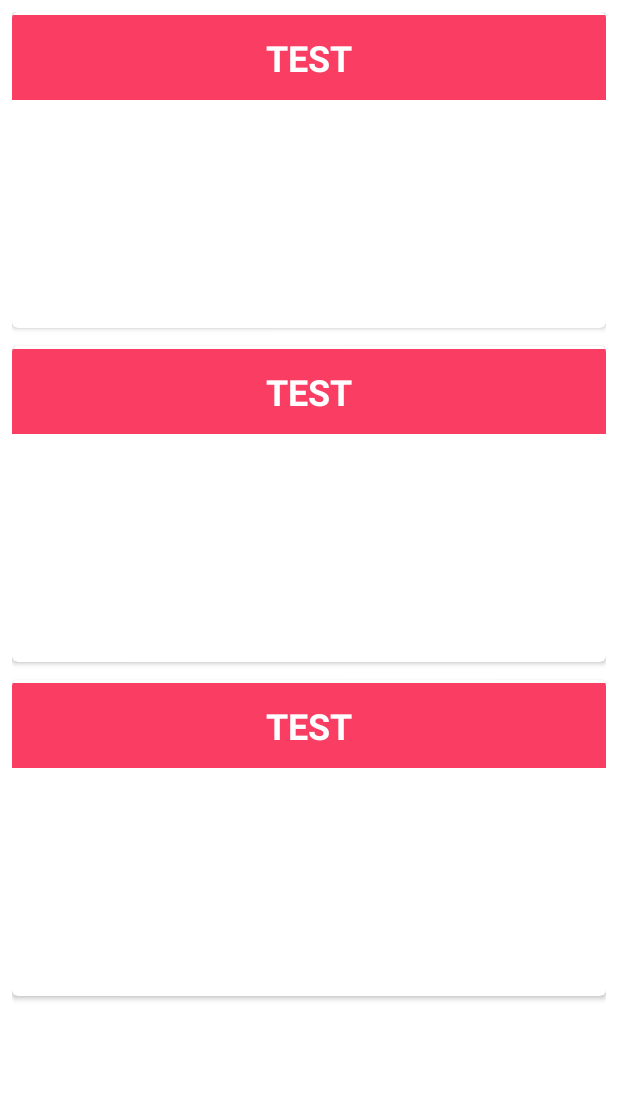
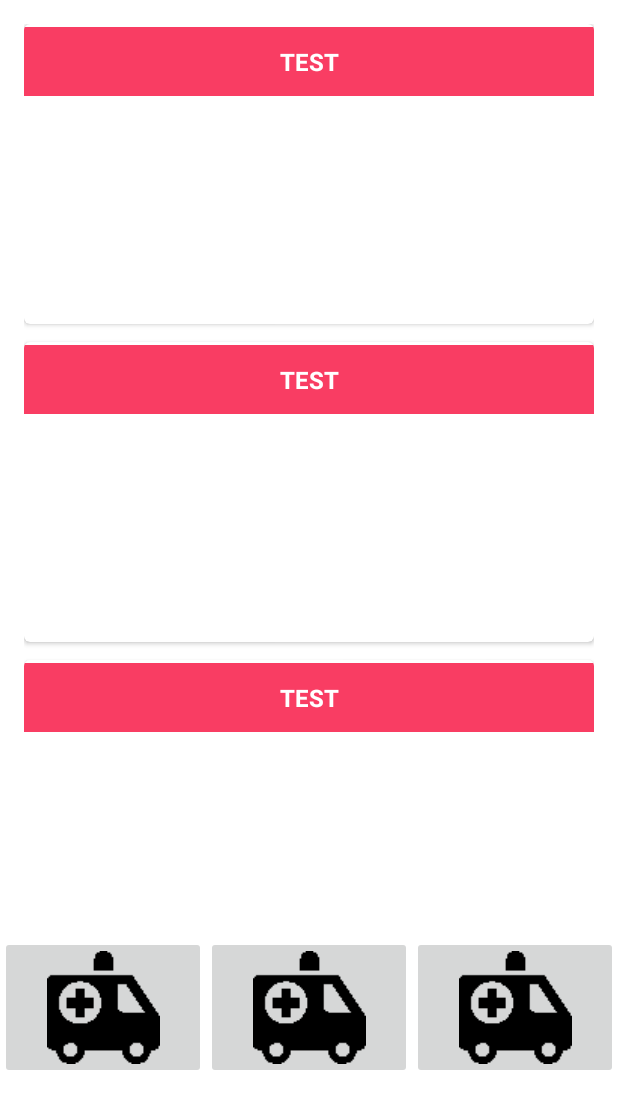
Before and after one commit to Stefthefreeman/newappcpi, an Android app: the layout fragment_pharma.xml on its own in the app's theme, with its tools: preview values and no code run, on a phone screen of 412 x 824 dp. Shown: the top 1109 px of the screen. Run offline under Robolectric (Android 15) with nearby library versions, the phone set to English and light mode, and no system bars.

Commit message:
Initial commit pour users pharma

```diff
--- a/app/src/main/java/net/kaleoweb/newappcpi/Splash.java
+++ b/app/src/main/java/net/kaleoweb/newappcpi/Splash.java
@@ -3,7 +3,7 @@ package net.kaleoweb.newappcpi;
 
 import android.annotation.SuppressLint;
 import android.content.Intent;
-import android.content.pm.ActivityInfo;
+
 import android.os.Bundle;
 import android.os.Handler;
 import android.widget.ProgressBar;
@@ -11,7 +11,7 @@ import android.widget.TextView;
 
 import androidx.appcompat.app.ActionBar;
 import androidx.appcompat.app.AppCompatActivity;
-import androidx.navigation.ui.AppBarConfiguration;
+
 
 import net.kaleoweb.newappcpi.dao.DaoModule;
 import net.kaleoweb.newappcpi.databases.UserDatabase;
--- a/app/src/main/res/layout/custom_alert.xml
+++ b/app/src/main/res/layout/custom_alert.xml
@@ -57,7 +57,7 @@
                 android:layout_weight="1"
                 android:ems="10"
                 android:hint="@string/modifier_la_quantit"
-                android:inputType="textPersonName"
+                android:inputType="number"
                 android:numeric="integer"
                 android:padding="16dp"
                 tools:ignore="Deprecated" />
--- a/app/src/main/res/layout/fragment_pharma.xml
+++ b/app/src/main/res/layout/fragment_pharma.xml
@@ -6,32 +6,57 @@
     android:layout_height="match_parent"
     tools:context="ui.pharma.PharmaFragment">
 
-    <androidx.swiperefreshlayout.widget.SwipeRefreshLayout
-        android:id="@+id/swiperefresh"
+        <LinearLayout
+            android:id="@+id/global"
             android:layout_width="match_parent"
             android:layout_height="match_parent"
-        android:layout_marginStart="8dp"
-        android:layout_marginTop="8dp"
-        android:layout_marginEnd="8dp"
-        android:layout_marginBottom="8dp"
+            android:layout_marginBottom="200dp"
+            android:orientation="vertical"
             app:layout_constraintBottom_toBottomOf="parent"
-        app:layout_constraintEnd_toEndOf="parent"
-        app:layout_constraintStart_toStartOf="parent"
-        app:layout_constraintTop_toTopOf="parent">
+            app:layout_constraintTop_toTopOf="parent"
+            tools:layout_editor_absoluteX="0dp">
 
                 <androidx.recyclerview.widget.RecyclerView
                     android:id="@+id/pharmacie"
                     android:layout_width="match_parent"
-            android:layout_height="0dp"
+                    android:layout_height="match_parent"
                     android:layout_margin="16dp"
                     android:layout_marginStart="16dp"
                     android:layout_marginTop="@dimen/nav_header_height"
                     android:layout_marginEnd="16dp"
-            app:layout_constraintBottom_toBottomOf="parent"
-            app:layout_constraintEnd_toEndOf="parent"
-            app:layout_constraintStart_toStartOf="parent"
-            app:layout_constraintTop_toTopOf="parent"
                     tools:listitem="@layout/recyclerviewpharma"
                     tools:visibility="visible" />
-    </androidx.swiperefreshlayout.widget.SwipeRefreshLayout>
+        </LinearLayout>
+
+        <LinearLayout
+            android:id="@+id/myllbuttons"
+            android:layout_width="match_parent"
+            android:layout_height="wrap_content"
+            android:gravity="bottom|end"
+            android:orientation="horizontal"
+            app:layout_constraintTop_toBottomOf="@+id/global">
+
+                <ImageButton
+                    android:id="@+id/imageButton"
+                    android:layout_width="wrap_content"
+                    android:layout_height="wrap_content"
+                    android:layout_weight="1"
+                    android:src="@drawable/ambulance" />
+
+                <ImageButton
+                    android:id="@+id/imageButton2"
+                    android:layout_width="wrap_content"
+                    android:layout_height="wrap_content"
+                    android:layout_weight="1"
+                    android:src="@drawable/ambulance" />
+
+                <ImageButton
+                    android:id="@+id/imageButton3"
+                    android:layout_width="wrap_content"
+                    android:layout_height="wrap_content"
+                    android:layout_weight="1"
+                    android:src="@drawable/ambulance" />
+        </LinearLayout>
+
+
 </androidx.constraintlayout.widget.ConstraintLayout>
--- a/app/src/main/res/layout/recyclerviewpharma.xml
+++ b/app/src/main/res/layout/recyclerviewpharma.xml
@@ -26,7 +26,7 @@
             android:textAllCaps="true"
             android:textAppearance="@style/TextAppearance.AppCompat.Display1"
             android:textColor="@color/white"
-            android:textSize="24sp"
+            android:textSize="16sp"
             android:textStyle="normal|bold"
             android:typeface="sans" />
 
```
Also changed, not shown: app/src/main/AndroidManifest.xml (+5 -5 lines), app/src/main/java/net/kaleoweb/newappcpi/Services/SetPharma.java (+39 -3 lines), app/src/main/java/net/kaleoweb/newappcpi/adapters/PharmaListAdapter.java (+11 -9 lines), app/src/main/java/net/kaleoweb/newappcpi/dao/PharmacieDaoModule.java (added, +42 -0 lines), app/src/main/java/net/kaleoweb/newappcpi/databases/PharmacieDatabase.java (added, +40 -0 lines), app/src/main/java/net/kaleoweb/newappcpi/repositories/PharmacieRepository.java (added, +31 -0 lines), app/src/main/java/net/kaleoweb/newappcpi/utilities/Pharma.java (+20 -2 lines), app/src/main/res/layout/recyclerview_item.xml (+9 -0 lines), 3 other files. Lines whose indentation alone changed are shown as unchanged.
